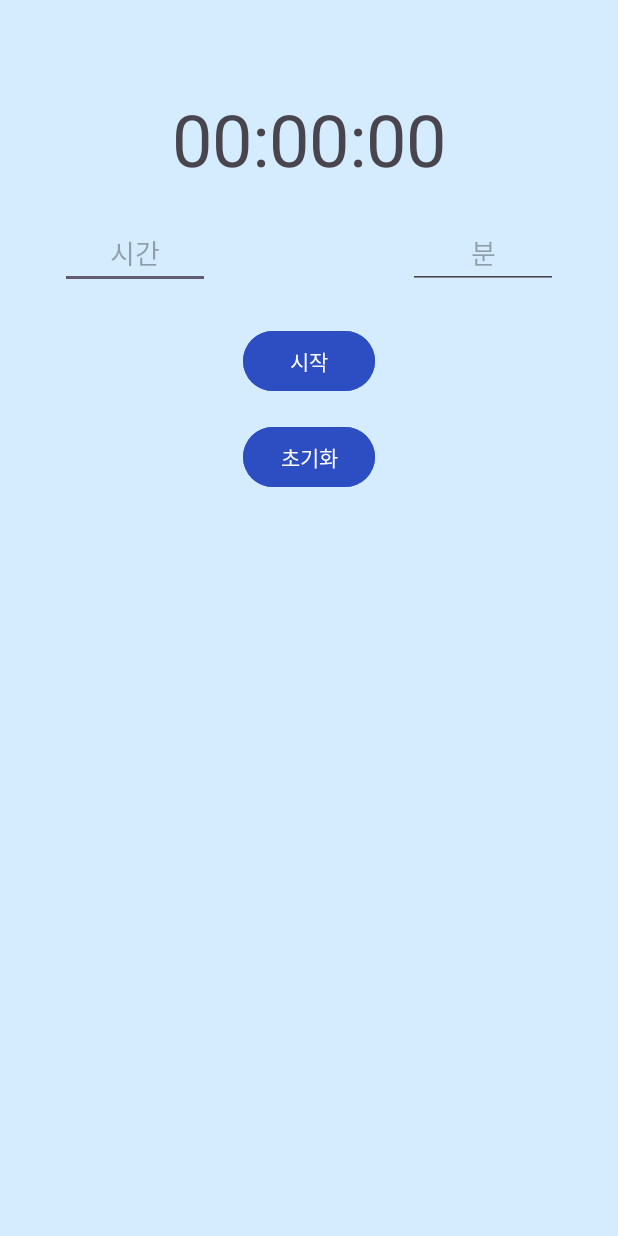
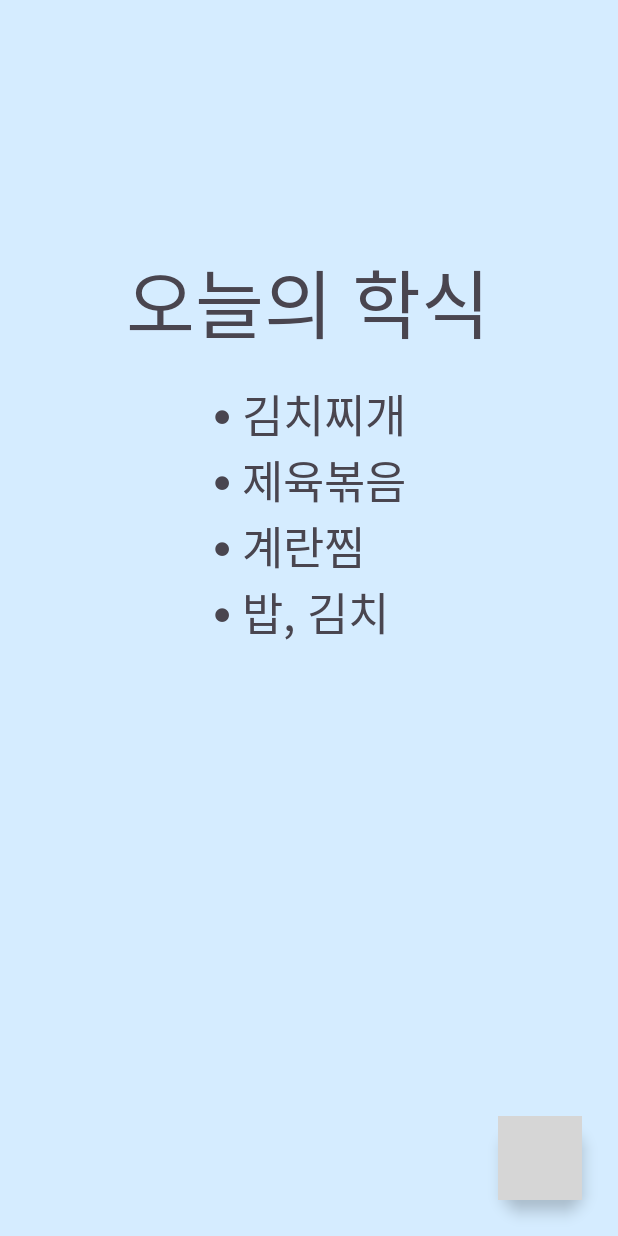
Before and after one commit to zeta078/CampusCat, an Android app: the layout activity_main.xml on its own in the app's theme, with its tools: preview values and no code run, on a phone screen of 412 x 824 dp. Run offline under Robolectric (Android 15) with nearby library versions, the phone set to English and light mode, and no system bars; grey boxes are pictures that could not be loaded.

Commit message:
학식 기능 구현을 위한 레이아웃 구성 작성자:이주한

```diff
--- a/app/src/main/res/layout/activity_main.xml
+++ b/app/src/main/res/layout/activity_main.xml
@@ -1,71 +1,47 @@
 <?xml version="1.0" encoding="utf-8"?>
-<androidx.constraintlayout.widget.ConstraintLayout
-    xmlns:android="http://schemas.android.com/apk/res/android"
+<androidx.constraintlayout.widget.ConstraintLayout xmlns:android="http://schemas.android.com/apk/res/android"
     xmlns:app="http://schemas.android.com/apk/res-auto"
+    xmlns:tools="http://schemas.android.com/tools"
     android:layout_width="match_parent"
     android:layout_height="match_parent"
+    tools:context=".MainActivity"
     android:background="#D5ECFF">
 
     <TextView
-        android:id="@+id/textTimer"
+        android:id="@+id/textTitle"
         android:layout_width="wrap_content"
         android:layout_height="wrap_content"
-        android:text="00:00:00"
-        android:textSize="48sp"
+        android:text="오늘의 학식"
+        android:textSize="50sp"
+        app:layout_constraintBottom_toBottomOf="parent"
+        app:layout_constraintEnd_toEndOf="parent"
+        app:layout_constraintHorizontal_bias="0.498"
+        app:layout_constraintStart_toStartOf="parent"
         app:layout_constraintTop_toTopOf="parent"
-        app:layout_constraintStart_toStartOf="parent"
-        app:layout_constraintEnd_toEndOf="parent"
-        android:layout_marginTop="60dp" />
+        app:layout_constraintVertical_bias="0.219" />
 
-    <EditText
-        android:id="@+id/editHours"
-        android:layout_width="100dp"
-        android:layout_height="wrap_content"
-        android:hint="시간"
-        android:gravity="center"
-        android:textAlignment="center"
-        android:inputType="number"
-        app:layout_constraintTop_toBottomOf="@id/textTimer"
-        app:layout_constraintStart_toStartOf="parent"
-        android:layout_marginTop="20dp"
-        android:layout_marginStart="40dp" />
-
-    <EditText
-        android:id="@+id/editMinutes"
-        android:layout_width="100dp"
-        android:layout_height="wrap_content"
-        android:hint="분"
-        android:gravity="center"
-        android:textAlignment="center"
-        android:inputType="number"
-        app:layout_constraintTop_toBottomOf="@id/textTimer"
-        app:layout_constraintEnd_toEndOf="parent"
-        android:layout_marginTop="20dp"
-        android:layout_marginEnd="40dp" />
-
-    <com.google.android.material.button.MaterialButton
-        android:id="@+id/btnToggle"
+    <TextView
+        android:id="@+id/textContent"
         android:layout_width="wrap_content"
         android:layout_height="wrap_content"
-        android:text="시작"
-        android:textColor="#FDFDFD"
-        app:layout_constraintTop_toBottomOf="@id/editMinutes"
-        app:layout_constraintStart_toStartOf="parent"
-        app:layout_constraintEnd_toEndOf="parent"
-        android:layout_marginTop="24dp"
-        android:backgroundTint="#2D4DC2"
-        app:cornerRadius="50dp"/>
-
-    <com.google.android.material.button.MaterialButton
-        android:id="@+id/btnReset"
-        android:layout_width="wrap_content"
-        android:layout_height="wrap_content"
-        android:text="초기화"
-        android:textColor="#FDFDFD"
-        app:layout_constraintTop_toBottomOf="@id/btnToggle"
+        android:text="⦁ 김치찌개\n⦁ 제육볶음\n⦁ 계란찜\n⦁ 밥, 김치"
+        android:textSize="30sp"
+        app:layout_constraintTop_toBottomOf="@id/textTitle"
         app:layout_constraintStart_toStartOf="parent"
         app:layout_constraintEnd_toEndOf="parent"
         android:layout_marginTop="16dp"
-        android:backgroundTint="#2D4DC2"
-        app:cornerRadius="50dp"/>
+        app:layout_constraintHorizontal_bias="0.5" />
+
+    <com.google.android.material.floatingactionbutton.FloatingActionButton
+        android:id="@+id/fabCalendar"
+        android:layout_width="wrap_content"
+        android:layout_height="wrap_content"
+        android:contentDescription="달력 열기"
+        android:src="@drawable/ic_calendar"
+        app:layout_constraintBottom_toBottomOf="parent"
+        app:layout_constraintEnd_toEndOf="parent"
+        android:layout_margin="24dp"
+        app:backgroundTint="#2D4DC2"
+        app:tint="#FFFFFF" />
+
 </androidx.constraintlayout.widget.ConstraintLayout>
```
